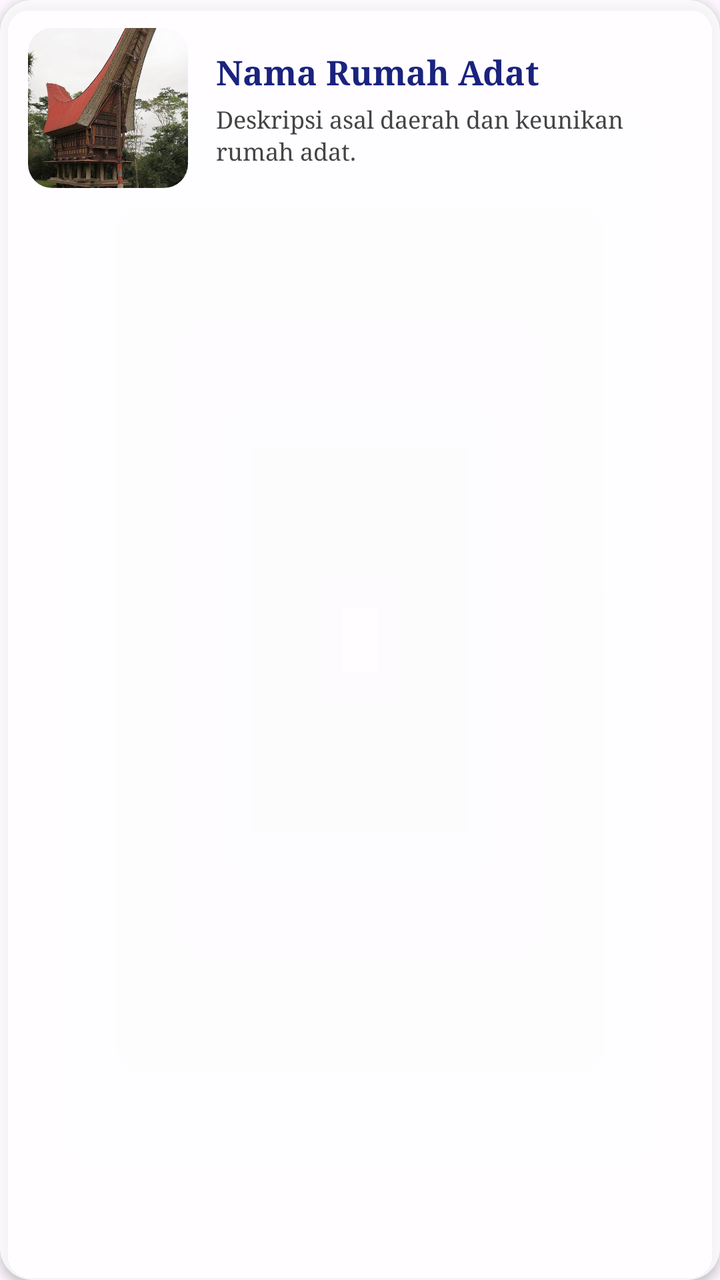
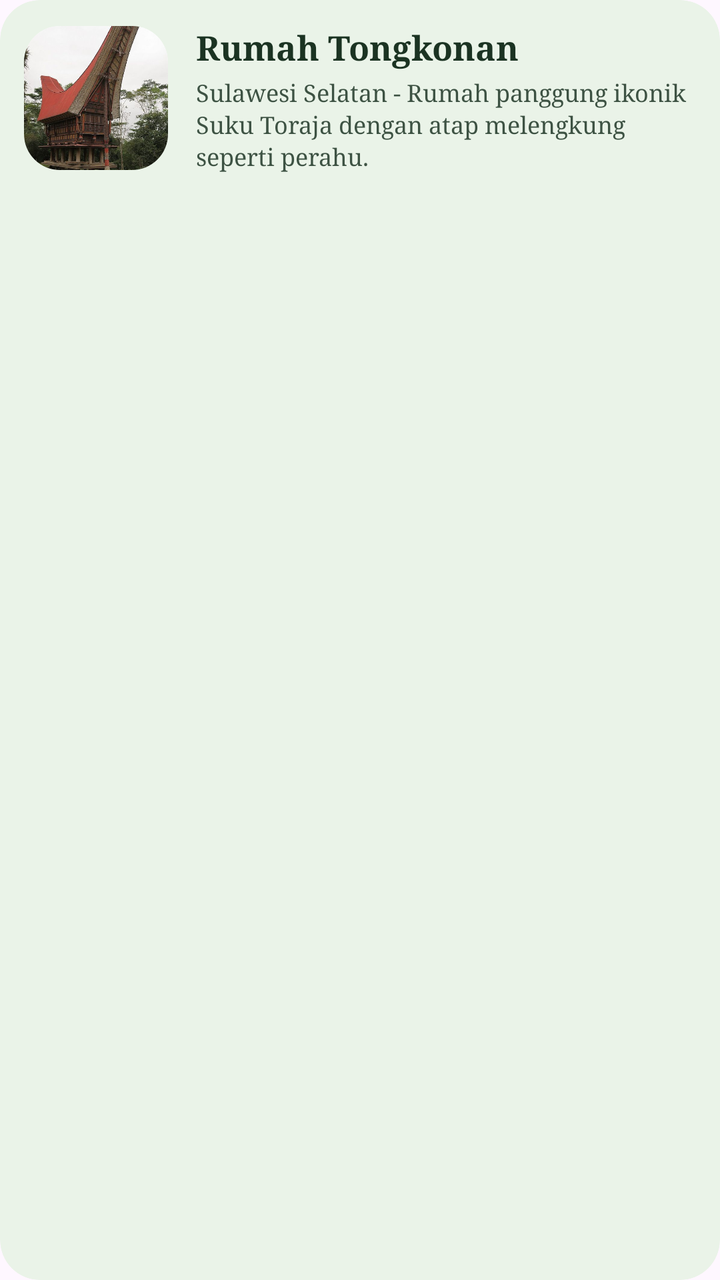

Before-and-after screenshots of an Android layout around one commit, followed by the original layout XML and the change that was made.
<!-- AndroidManifest.xml: application theme Theme.ComNurHafsa_f52124085Aplikasi_UTS -->
<!-- res/layout/item_row.xml -->
<?xml version="1.0" encoding="utf-8"?>
<androidx.cardview.widget.CardView xmlns:android="http://schemas.android.com/apk/res/android"
    xmlns:app="http://schemas.android.com/apk/res-auto"
    android:layout_width="match_parent"
    android:layout_height="wrap_content"
    android:layout_marginStart="12dp"
    android:layout_marginTop="10dp"
    android:layout_marginEnd="12dp"
    android:layout_marginBottom="10dp"
    app:cardCornerRadius="16dp"
    app:cardElevation="3dp"
    app:cardBackgroundColor="#CCFFFFFF">

    <LinearLayout
        android:layout_width="match_parent"
        android:layout_height="wrap_content"
        android:orientation="horizontal"
        android:padding="14dp"
        android:gravity="center_vertical">

        
        <androidx.cardview.widget.CardView
            android:layout_width="80dp"
            android:layout_height="80dp"
            app:cardCornerRadius="12dp"
            app:cardElevation="0dp"
            app:cardBackgroundColor="#00000000">

            <ImageView
                android:id="@+id/icon"
                android:layout_width="match_parent"
                android:layout_height="match_parent"
                android:scaleType="centerCrop"
                android:src="@drawable/tongkonan" />
        </androidx.cardview.widget.CardView>

        
        <LinearLayout
            android:layout_width="match_parent"
            android:layout_height="wrap_content"
            android:layout_marginStart="14dp"
            android:orientation="vertical">

            <TextView
                android:id="@+id/title"
                android:layout_width="match_parent"
                android:layout_height="wrap_content"
                android:text="Nama Rumah Adat"
                android:textColor="#1A237E"
                android:textSize="17sp"
                android:textStyle="bold"
                android:typeface="serif" />

            <TextView
                android:id="@+id/description"
                android:layout_width="match_parent"
                android:layout_height="wrap_content"
                android:layout_marginTop="4dp"
                android:text="Deskripsi asal daerah dan keunikan rumah adat."
                android:textColor="#444444"
                android:textSize="12sp"
                android:typeface="serif"
                android:lineSpacingExtra="2dp" />
        </LinearLayout>

    </LinearLayout>
</androidx.cardview.widget.CardView>
<!-- resources referenced by this layout -->
<resources>
  <!-- drawable tongkonan: jpg bitmap (drawable, 60076 bytes) -->
  <style name="Theme.ComNurHafsa_f52124085Aplikasi_UTS" parent="Base.Theme.ComNurHafsa_f52124085Aplikasi_UTS" />
  <style name="Base.Theme.ComNurHafsa_f52124085Aplikasi_UTS" parent="Theme.Material3.DayNight.NoActionBar">
          
          
      </style>
</resources>

<!-- the commit's change to res/layout/item_row.xml (unified diff, before → after) -->
@@ -3,28 +3,27 @@
     xmlns:app="http://schemas.android.com/apk/res-auto"
     android:layout_width="match_parent"
     android:layout_height="wrap_content"
-    android:layout_marginStart="12dp"
-    android:layout_marginTop="10dp"
-    android:layout_marginEnd="12dp"
-    android:layout_marginBottom="10dp"
-    app:cardCornerRadius="16dp"
-    app:cardElevation="3dp"
-    app:cardBackgroundColor="#CCFFFFFF">
+    android:layout_marginStart="4dp"
+    android:layout_marginTop="4dp"
+    android:layout_marginEnd="4dp"
+    android:layout_marginBottom="4dp"
+    app:cardCornerRadius="20dp"
+    app:cardElevation="0dp"
+    app:cardBackgroundColor="#EAF3E8">
 
     <LinearLayout
         android:layout_width="match_parent"
         android:layout_height="wrap_content"
         android:orientation="horizontal"
-        android:padding="14dp"
+        android:padding="12dp"
         android:gravity="center_vertical">
 
         
         <androidx.cardview.widget.CardView
-            android:layout_width="80dp"
-            android:layout_height="80dp"
-            app:cardCornerRadius="12dp"
-            app:cardElevation="0dp"
-            app:cardBackgroundColor="#00000000">
+            android:layout_width="72dp"
+            android:layout_height="72dp"
+            app:cardCornerRadius="18dp"
+            app:cardElevation="0dp">
 
             <ImageView
                 android:id="@+id/icon"
@@ -41,23 +40,25 @@
             android:layout_marginStart="14dp"
             android:orientation="vertical">
 
+            
             <TextView
                 android:id="@+id/title"
                 android:layout_width="match_parent"
                 android:layout_height="wrap_content"
-                android:text="Nama Rumah Adat"
-                android:textColor="#1A237E"
+                android:text="Rumah Tongkonan"
+                android:textColor="#1B3322"
                 android:textSize="17sp"
                 android:textStyle="bold"
                 android:typeface="serif" />
 
+            
             <TextView
                 android:id="@+id/description"
                 android:layout_width="match_parent"
                 android:layout_height="wrap_content"
-                android:layout_marginTop="4dp"
-                android:text="Deskripsi asal daerah dan keunikan rumah adat."
-                android:textColor="#444444"
+                android:layout_marginTop="3dp"
+                android:text="Sulawesi Selatan - Rumah panggung ikonik Suku Toraja dengan atap melengkung seperti perahu."
+                android:textColor="#3D5243"
                 android:textSize="12sp"
                 android:typeface="serif"
                 android:lineSpacingExtra="2dp" />
